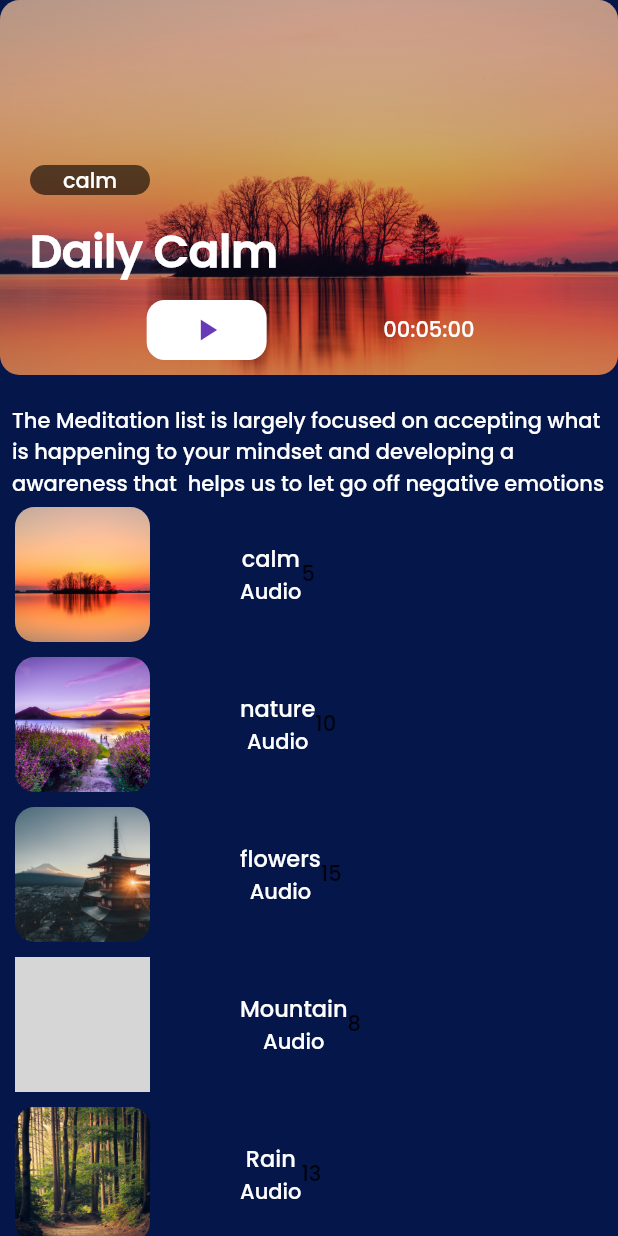
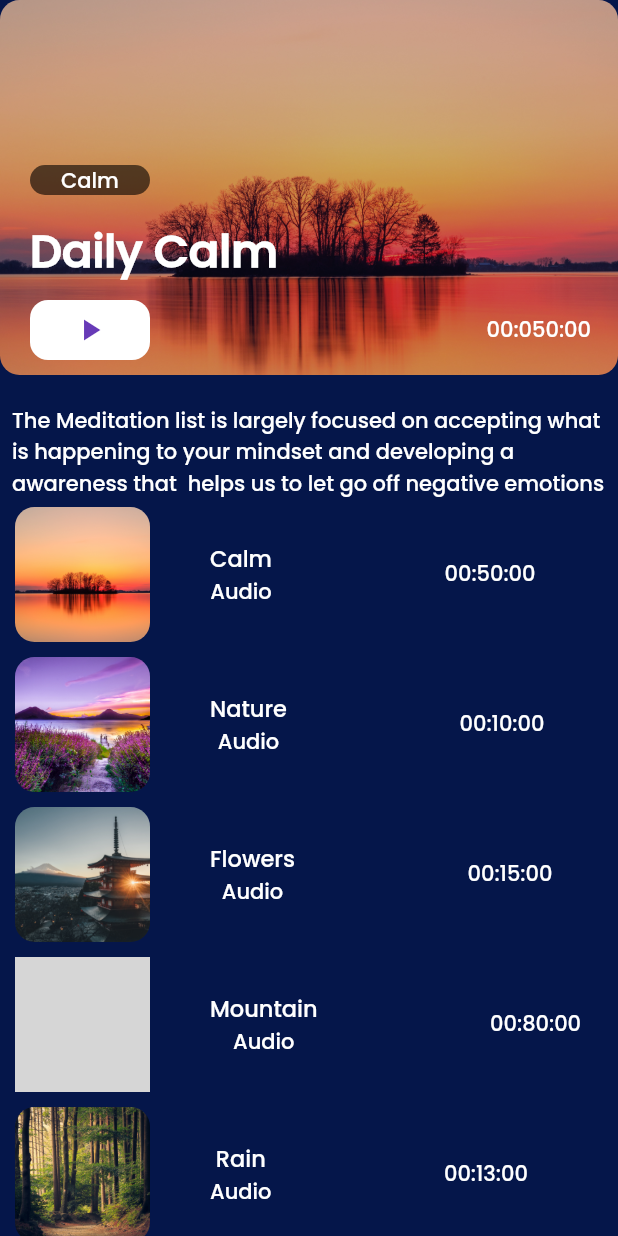
Before and after one commit to chaudharyjatin115/mediate, a Flutter app: the PlayListScreen screen opened by its route, on a phone screen of 412 x 824 dp. Run offline on Flutter 3.47's test engine with Material 2 defaults, Android fonts, the phone set to English and light mode, and no system bars; our stand-ins replace floating_bottom_navigation_bar; grey boxes are pictures that could not be loaded.

Commit message:
adding some modifications and settings

```diff
--- a/lib/main.dart
+++ b/lib/main.dart
@@ -35,7 +35,7 @@ class MyApp extends StatelessWidget {
         scaffoldBackgroundColor: const Color(0xff05164a),
         primarySwatch: Colors.deepPurple,
       ),
-      initialRoute: 'PlayListScreen',
+      initialRoute: 'OnBoardScreen',
       // ignore: prefer_const_constructors
       routes: {'OnBoardScreen':(contex)=>OnBoardingScreen(),
       'LoginScreen':(context)=>const Loginscreen(),
--- a/lib/screens /playlist_screen.dart
+++ b/lib/screens /playlist_screen.dart
@@ -1,5 +1,6 @@
-import 'dart:ui';
 
+
+import 'package:flutter/foundation.dart';
 import 'package:flutter/material.dart';
 import 'package:mediate/data/data_private.dart';
 
@@ -62,8 +63,7 @@ class PlayListScreen extends StatelessWidget {
                         height: 10,
                       ),
                       Row(
-                        mainAxisAlignment: MainAxisAlignment.spaceEvenly,
-                        crossAxisAlignment: CrossAxisAlignment.center,
+                        mainAxisAlignment: MainAxisAlignment.spaceBetween,
                         children: [
                           Container(
                             decoration: BoxDecoration(
@@ -137,7 +137,7 @@ class PlayListScreen extends StatelessWidget {
                                   ],
                                 ),
                               ),
-                            const SizedBox(width: 50),
+                            const SizedBox(width: 30),
                               Column(
                                 mainAxisAlignment: MainAxisAlignment.center,
                                 children: [
@@ -152,7 +152,11 @@ class PlayListScreen extends StatelessWidget {
                                 )
                                 ],
                               ),
-                            Text('${audios[index].length}')
+
+                            Padding(
+                              padding: const EdgeInsets.only(left:115.0),
+                              child: Text('00:${audios[index].length}:00',style: TextStyle(color: Colors.white),),
+                            )
                             ],
                           ),
                         );
```
Also changed, not shown: lib/data/data_private.dart (+5 -5 lines), lib/widgets/favourite_widget.dart (+9 -3 lines).
